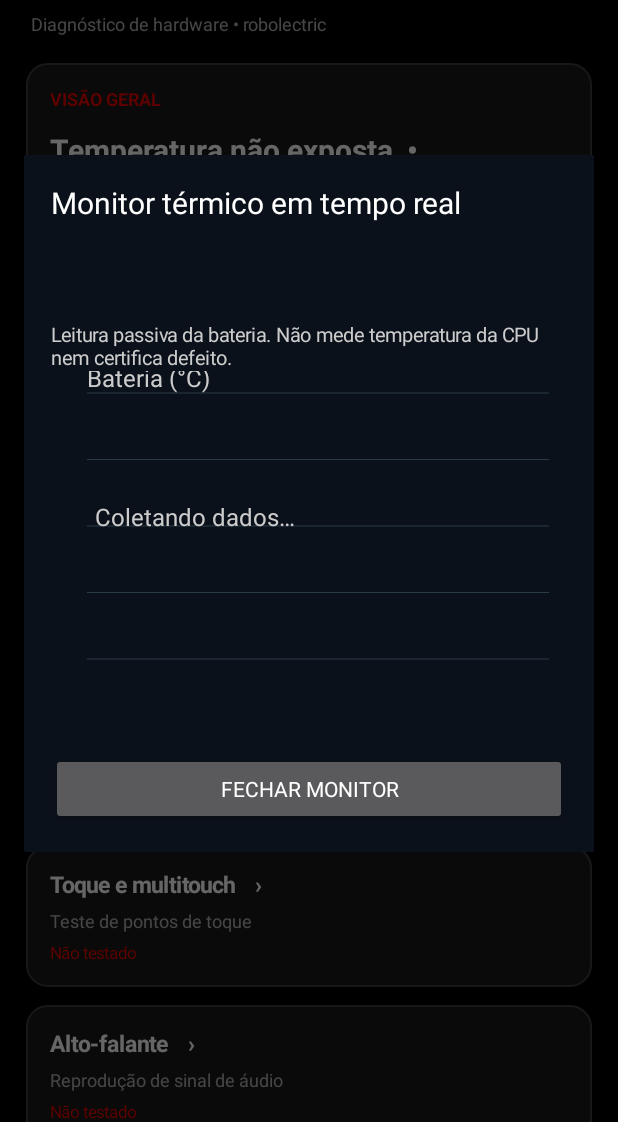
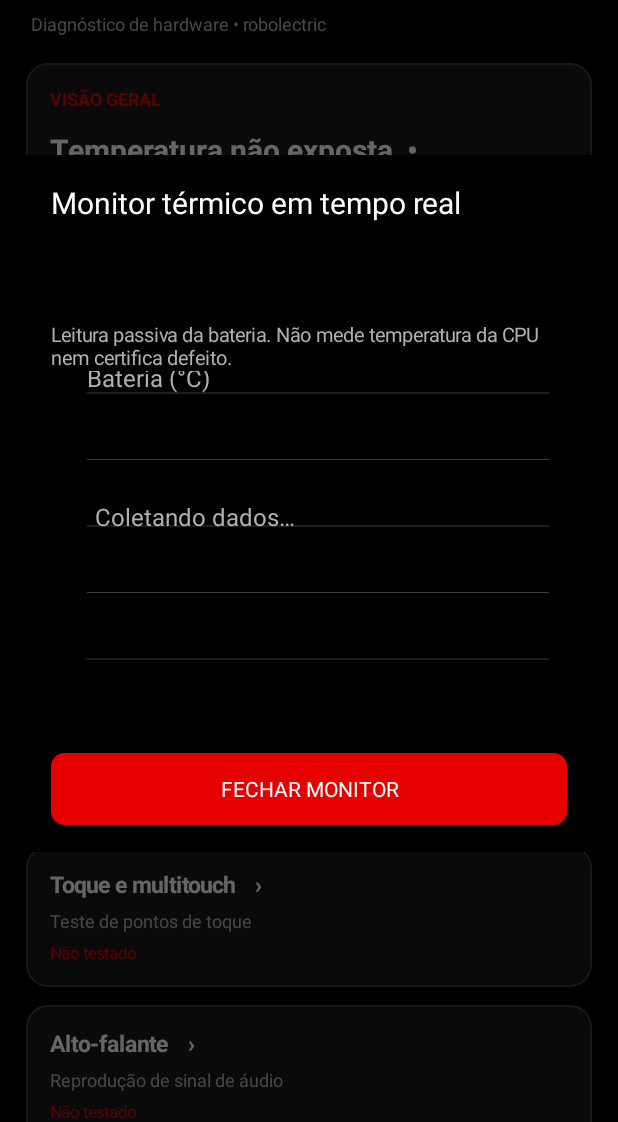
Before and after one commit to ConexaoStreet/CPU-Z-Android, an Android app: the screen it shows after launch (MainActivity), after a tap on "Monitor", on a phone screen of 412 x 824 dp, the part 114-1236 px from its top. Run offline under Robolectric (Android 15) with nearby library versions, the phone set to English and light mode, and no system bars.

Commit message:
Finalizar identidade visual em monitor térmico, launcher e documentação

```diff
--- a/app/build.gradle
+++ b/app/build.gradle
@@ -8,8 +8,8 @@ android {
         applicationId 'com.conexaostreet.cpuzandroid'
         minSdk 26
         targetSdk 34
-        versionCode 2
-        versionName '0.2.0'
+        versionCode 3
+        versionName '0.3.0'
     }
     compileOptions {
         sourceCompatibility JavaVersion.VERSION_17
--- a/app/src/main/AndroidManifest.xml
+++ b/app/src/main/AndroidManifest.xml
@@ -10,6 +10,8 @@
     <uses-feature android:name="android.hardware.microphone" android:required="false"/>
     <application
         android:allowBackup="false"
+        android:icon="@mipmap/ic_launcher"
+        android:roundIcon="@mipmap/ic_launcher"
         android:label="CPU-Z Android"
         android:theme="@style/AppTheme"
         android:usesCleartextTraffic="false">
--- a/app/src/main/java/com/conexaostreet/cpuzandroid/ThermalMonitorDialog.java
+++ b/app/src/main/java/com/conexaostreet/cpuzandroid/ThermalMonitorDialog.java
@@ -31,20 +31,25 @@ final class ThermalMonitorDialog {
         LinearLayout layout=new LinearLayout(a);layout.setOrientation(LinearLayout.VERTICAL);
         int pad=(int)(18*a.getResources().getDisplayMetrics().density);
         layout.setPadding(pad,pad,pad,pad);
-        layout.setBackgroundColor(Color.rgb(11,17,26));
+        final boolean light=BrandTheme.isLight(a);
+        layout.setBackgroundColor(BrandTheme.background(light));
         TextView title=new TextView(a);title.setText("Monitor térmico em tempo real");
-        title.setTextSize(20);title.setTextColor(Color.WHITE);layout.addView(title);
-        TextView value=new TextView(a);value.setTextSize(29);value.setTextColor(Color.rgb(98,214,203));
+        title.setTextSize(20);title.setTextColor(BrandTheme.text(light));layout.addView(title);
+        TextView value=new TextView(a);value.setTextSize(29);value.setTextColor(BrandTheme.RED);
         value.setPadding(0,pad,0,pad/2);layout.addView(value);
-        TextView note=new TextView(a);note.setTextSize(13);note.setTextColor(Color.LTGRAY);
+        TextView note=new TextView(a);note.setTextSize(13);note.setTextColor(BrandTheme.muted(light));
         note.setText("Leitura passiva da bateria. Não mede temperatura da CPU nem certifica defeito.");
         layout.addView(note);
         ArrayList<Float> readings=new ArrayList<>();
         ChartView graph=new ChartView(a,readings);
         layout.addView(graph,new LinearLayout.LayoutParams(-1,(int)(210*a.getResources().getDisplayMetrics().density)));
-        TextView stats=new TextView(a);stats.setTextColor(Color.LTGRAY);stats.setTextSize(13);
+        TextView stats=new TextView(a);stats.setTextColor(BrandTheme.muted(light));stats.setTextSize(13);
         stats.setPadding(0,pad/2,0,pad);layout.addView(stats);
-        Button close=new Button(a);close.setText("Fechar monitor");layout.addView(close);
+        Button close=new Button(a);close.setText("Fechar monitor");
+        close.setTextColor(Color.WHITE);
+        android.graphics.drawable.GradientDrawable red=new android.graphics.drawable.GradientDrawable();
+        red.setColor(BrandTheme.RED);red.setCornerRadius(pad/2f);
+        close.setBackground(red);layout.addView(close);
         dialog.setContentView(layout);
         if(dialog.getWindow()!=null)dialog.getWindow().setLayout(-1,-2);
         close.setOnClickListener(v->dialog.dismiss());
@@ -73,7 +78,7 @@ final class ThermalMonitorDialog {
                         "Mín: %.1f °C  •  Máx: %.1f °C\nEstado térmico Android: %s\nAmostras: %d (intervalo 2 s)",
                         min[0],max[0],status,readings.size()));
                     if(temp>=45f) {
-                        note.setTextColor(Color.rgb(255,169,113));
+                        note.setTextColor(light?BrandTheme.RED_DARK:Color.rgb(255,100,100));
                         note.setText("Temperatura da bateria elevada: interrompa jogos e carregamento até esfriar. Esta faixa é orientativa.");
                     }
                     graph.invalidate();
@@ -87,18 +92,19 @@ final class ThermalMonitorDialog {
     private static final class ChartView extends View {
         final ArrayList<Float> points;
         final Paint p=new Paint(Paint.ANTI_ALIAS_FLAG);
-        ChartView(Activity a,ArrayList<Float> values){super(a);points=values;}
+        final boolean light;
+        ChartView(Activity a,ArrayList<Float> values){super(a);points=values;light=BrandTheme.isLight(a);}
         @Override protected void onDraw(Canvas c){
             super.onDraw(c);
             int w=getWidth(),h=getHeight();
             if(w<=0||h<=0)return;
             int left=36,top=22,right=w-18,bottom=h-27;
-            p.setColor(Color.rgb(40,60,70));p.setStrokeWidth(1);p.setStyle(Paint.Style.STROKE);
+            p.setColor(BrandTheme.border(light));p.setStrokeWidth(1);p.setStyle(Paint.Style.STROKE);
             for(int i=0;i<=4;i++){
                 float y=top+(bottom-top)*i/4f;
                 c.drawLine(left,y,right,y,p);
             }
-            p.setColor(Color.LTGRAY);p.setTextSize(24);p.setStyle(Paint.Style.FILL);
+            p.setColor(BrandTheme.muted(light));p.setTextSize(24);p.setStyle(Paint.Style.FILL);
             c.drawText("Bateria (°C)",left,16,p);
             if(points.size()<2){c.drawText("Coletando dados…",left+8,(top+bottom)/2f,p);return;}
             float low=Float.MAX_VALUE,high=-Float.MAX_VALUE;
@@ -106,7 +112,7 @@ final class ThermalMonitorDialog {
             low=(float)Math.floor(Math.min(low,25f)-2);
             high=(float)Math.ceil(Math.max(high,45f)+2);
             if(high-low<5)high=low+5;
-            p.setColor(Color.rgb(98,214,203));p.setStrokeWidth(4);p.setStyle(Paint.Style.STROKE);
+            p.setColor(BrandTheme.RED);p.setStrokeWidth(4);p.setStyle(Paint.Style.STROKE);
             float dx=(right-left)/(float)(Math.max(points.size()-1,1));
             for(int i=1;i<points.size();i++){
                 float x1=left+dx*(i-1),x2=left+dx*i;
@@ -114,7 +120,7 @@ final class ThermalMonitorDialog {
                 float y2=bottom-(points.get(i)-low)/(high-low)*(bottom-top);
                 c.drawLine(x1,y1,x2,y2,p);
             }
-            p.setStyle(Paint.Style.FILL);p.setColor(Color.LTGRAY);p.setTextSize(22);
+            p.setStyle(Paint.Style.FILL);p.setColor(BrandTheme.muted(light));p.setTextSize(22);
             c.drawText(String.format(Locale.getDefault(),"%.0f°",high),left+2,top+25,p);
             c.drawText(String.format(Locale.getDefault(),"%.0f°",low),left+2,bottom-8,p);
         }
```
Also changed, not shown: 1 other file.
